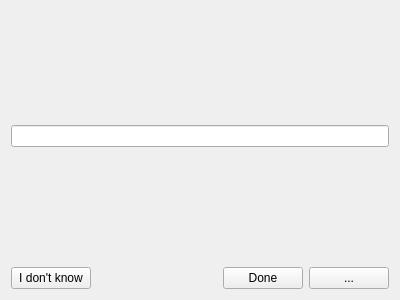
The window that DictationWidget.ui (Shachar/Quizer) describes before a commit, drawn with Qt 5.
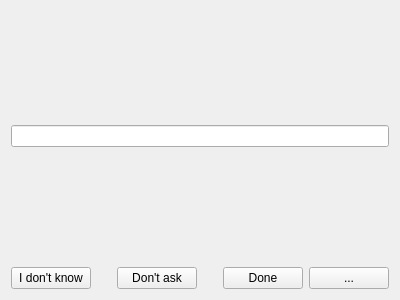
The same window after the commit.

Commit message: Allow eliminating a word

Diff of the .ui file:
```diff
--- a/DictationWidget.ui
+++ b/DictationWidget.ui
@@ -71,6 +71,26 @@
        </property>
       </spacer>
      </item>
+     <item>
+      <widget class="QPushButton" name="dontAsk">
+       <property name="text">
+        <string>Don't ask</string>
+       </property>
+      </widget>
+     </item>
+     <item>
+      <spacer name="horizontalSpacer_2">
+       <property name="orientation">
+        <enum>Qt::Horizontal</enum>
+       </property>
+       <property name="sizeHint" stdset="0">
+        <size>
+         <width>40</width>
+         <height>20</height>
+        </size>
+       </property>
+      </spacer>
+     </item>
      <item>
       <widget class="QPushButton" name="done">
        <property name="text">
```
Left out of the diff: 17 changed lines with no effect on the pictures. The commit also changes 2 other files.
